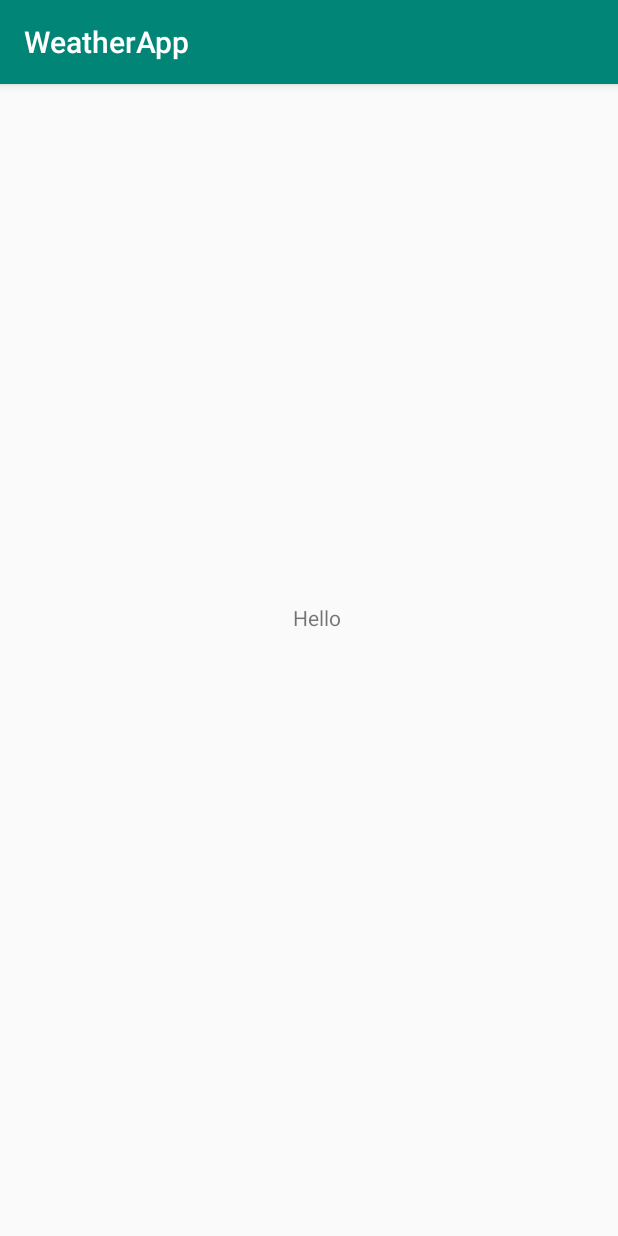
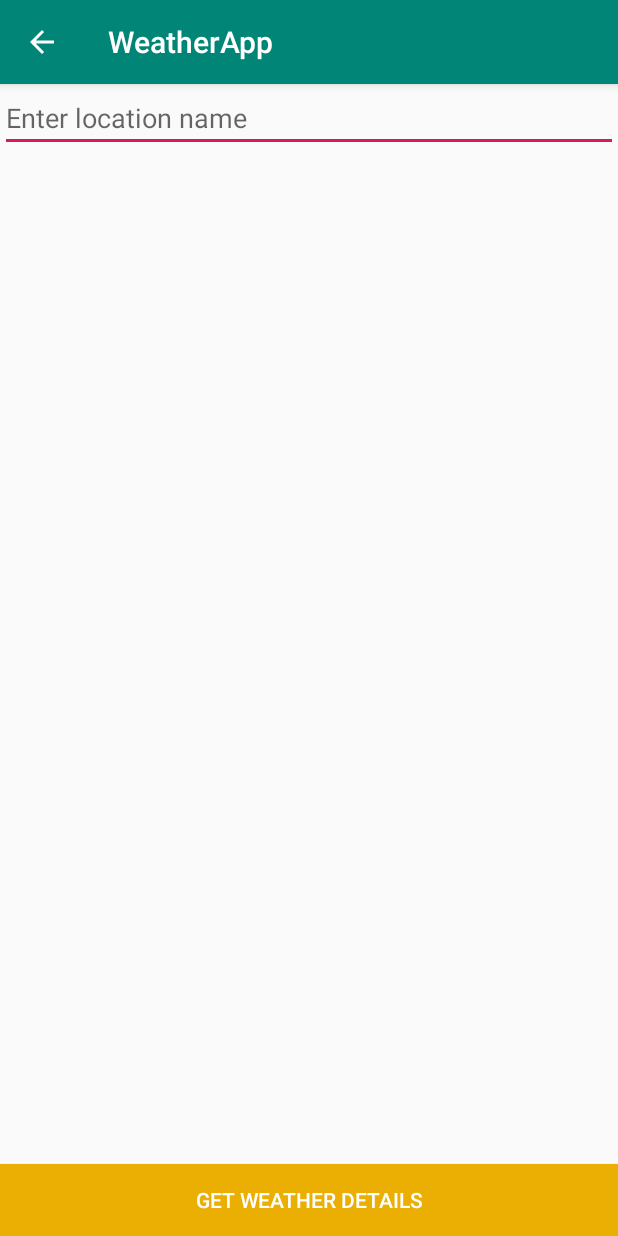
Before and after one commit to ANM05/WeatherApp, an Android app: the screen it shows after launch (WeatherActivity), on a phone screen of 412 x 824 dp. Run offline under Robolectric (Android 15) with nearby library versions, the phone set to English and light mode, and no system bars; our stand-ins replace ButterKnife, Picasso; pictures from the network do not load.

Commit message:
Add weather details activity

```diff
--- /dev/null
+++ b/app/src/main/java/com/example/weatherapp/OpenWeatherService.java
@@ -0,0 +1,33 @@
+package com.example.weatherapp;
+
+
+import okhttp3.Call;
+import okhttp3.Callback;
+import okhttp3.HttpUrl;
+import okhttp3.OkHttpClient;
+import okhttp3.Request;
+
+public class OpenWeatherService {
+
+    public static void getWeather(String location, Callback callback){
+//        location="Nairobi,ke";
+        OkHttpClient client = new OkHttpClient.Builder()
+                .build();
+
+
+
+        HttpUrl.Builder urlBuilder = HttpUrl.parse(Constants.BASE_URL).newBuilder();
+
+
+        urlBuilder.addQueryParameter(Constants.QUERY_PARAMETER, location);
+        urlBuilder.addQueryParameter("&appid", Constants.WEATHER_TOKEN);
+        String url=urlBuilder.build().toString();
+
+        System.out.println(url);
+
+        Request request=new Request.Builder().url(url).build();
+
+        Call call = client.newCall(request);
+        call.enqueue(callback);
+    }
+}
--- a/app/src/main/java/com/example/weatherapp/WeatherActivity.java
+++ b/app/src/main/java/com/example/weatherapp/WeatherActivity.java
@@ -3,12 +3,47 @@ package com.example.weatherapp;
 import androidx.appcompat.app.AppCompatActivity;
 
 import android.os.Bundle;
+import android.util.Log;
+import android.view.Window;
+
+
+import java.io.IOException;
+
+import okhttp3.Call;
+import okhttp3.Callback;
+import okhttp3.Response;
 
 public class WeatherActivity extends AppCompatActivity {
+    private static final String TAG = WeatherActivity.class.getSimpleName();
+
 
     @Override
     protected void onCreate(Bundle savedInstanceState) {
         super.onCreate(savedInstanceState);
         setContentView(R.layout.activity_weather);
+
+        String location ="Nairobi,ke";
+        receiveWeather(location);
+    }
+
+    public void receiveWeather(String location){
+        final OpenWeatherService weather=new OpenWeatherService();
+
+        weather.getWeather(location, new Callback() {
+            @Override
+            public void onFailure(Call call, IOException e) {
+                e.printStackTrace();
+            }
+
+            @Override
+            public void onResponse(Call call, Response response) throws IOException {
+                try{
+                    String jsonData=response.body().string();
+                    Log.v(TAG, jsonData);
+                }catch (IOException e){
+                    e.printStackTrace();
+                }
+            }
+        });
     }
 }
--- a/app/src/main/res/layout/activity_weather.xml
+++ b/app/src/main/res/layout/activity_weather.xml
@@ -6,21 +6,20 @@
     android:layout_height="match_parent"
     tools:context=".WeatherActivity">
 
-    <TextView
-        android:layout_width="wrap_content"
+    <EditText
+        android:layout_width="match_parent"
         android:layout_height="wrap_content"
-        android:layout_alignParentStart="true"
-        android:layout_alignParentLeft="true"
-        android:layout_alignParentTop="true"
-        android:layout_alignParentEnd="true"
-        android:layout_alignParentRight="true"
+        android:id="@+id/inputLocation"
+        android:layout_centerHorizontal="true"
+        android:hint="Enter location name"/>
+
+    <Button
+        android:layout_width="match_parent"
+        android:layout_height="wrap_content"
+        android:id="@+id/btnSearch"
         android:layout_alignParentBottom="true"
-        android:layout_marginStart="195dp"
-        android:layout_marginLeft="195dp"
-        android:layout_marginTop="346dp"
-        android:layout_marginEnd="184dp"
-        android:layout_marginRight="184dp"
-        android:layout_marginBottom="366dp"
-        android:text="Hello" />
+        android:text="Get Weather Details"
+        android:background="@color/colorBackground"
+        android:textColor="@color/colorWhite"/>
 
 </RelativeLayout>
--- a/gradle.properties
+++ b/gradle.properties
@@ -14,3 +14,5 @@ org.gradle.jvmargs=-Xmx1536m
 
 android.useAndroidX=true
 android.enableJetifier=true
+
+WeatherToken="a33f8620bb7444cedf090105e2620c8b"
```
Also changed, not shown: app/build.gradle (+9 -0 lines), app/src/main/AndroidManifest.xml (+9 -9 lines), app/src/main/java/com/example/weatherapp/Constants.java (added, +8 -0 lines), app/src/main/java/com/example/weatherapp/WeatherDetailsActivity.java (added, +14 -0 lines), app/src/main/res/layout/activity_main.xml (+3 -12 lines), app/src/main/res/layout/activity_weather_details.xml (added, +9 -0 lines), 1 other file.
